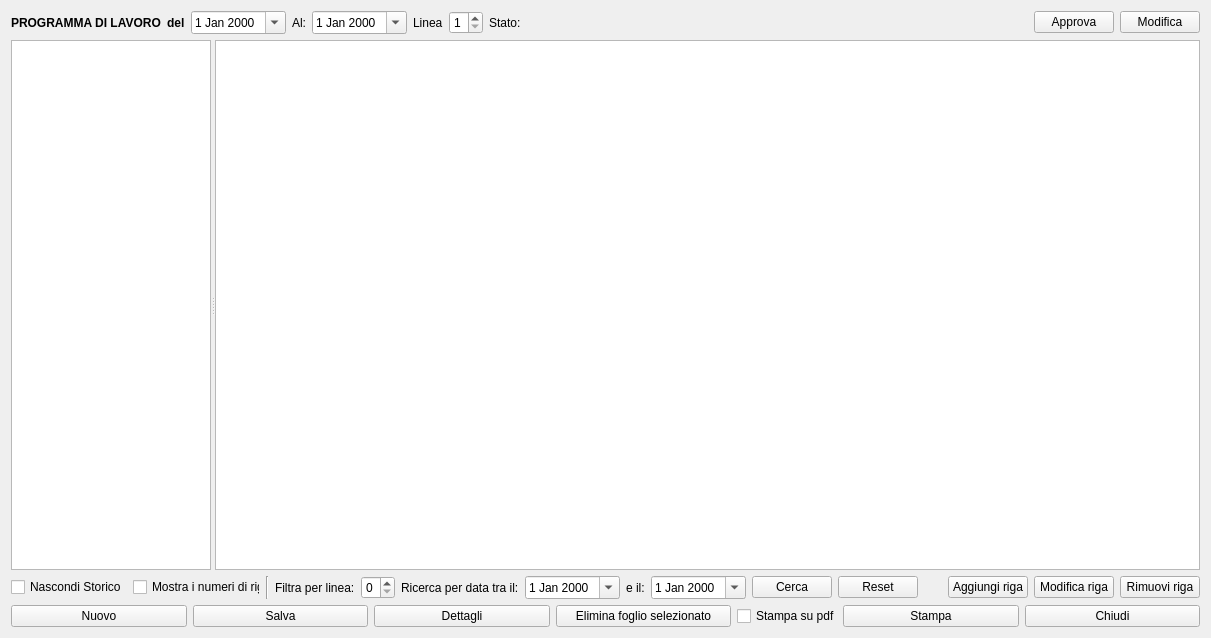
fblabs/hamlet-mod-sancon, file hworkprogram.ui: the form before one commit.
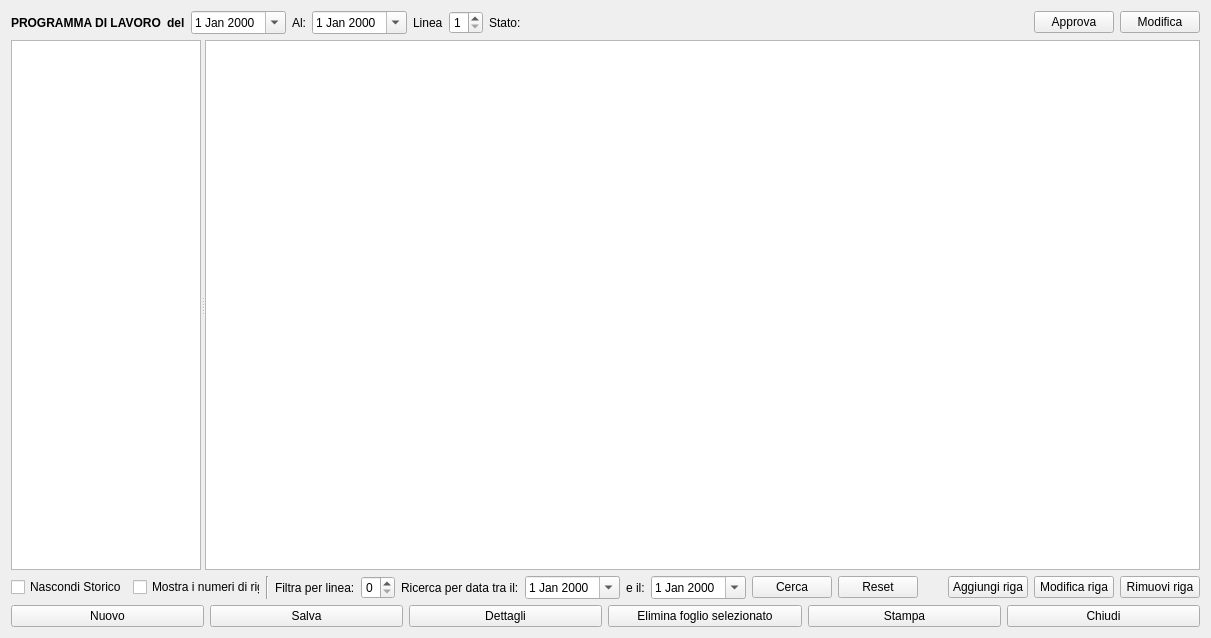
The form after the commit. Icons and pictures are not drawn.

The edit to the form file:
```diff
--- a/hworkprogram.ui
+++ b/hworkprogram.ui
@@ -156,7 +156,7 @@
      <widget class="QTableView" name="tvStorico">
       <property name="maximumSize">
        <size>
-        <width>200</width>
+        <width>190</width>
         <height>16777215</height>
        </size>
       </property>
@@ -454,25 +454,6 @@
        </property>
       </widget>
      </item>
-     <item>
-      <widget class="QCheckBox" name="cbPdf">
-       <property name="minimumSize">
-        <size>
-         <width>100</width>
-         <height>0</height>
-        </size>
-       </property>
-       <property name="maximumSize">
-        <size>
-         <width>100</width>
-         <height>16777215</height>
-        </size>
-       </property>
-       <property name="text">
-        <string>Stampa su pdf</string>
-       </property>
-      </widget>
-     </item>
      <item>
       <widget class="QPushButton" name="pbPrint">
        <property name="enabled">
```
